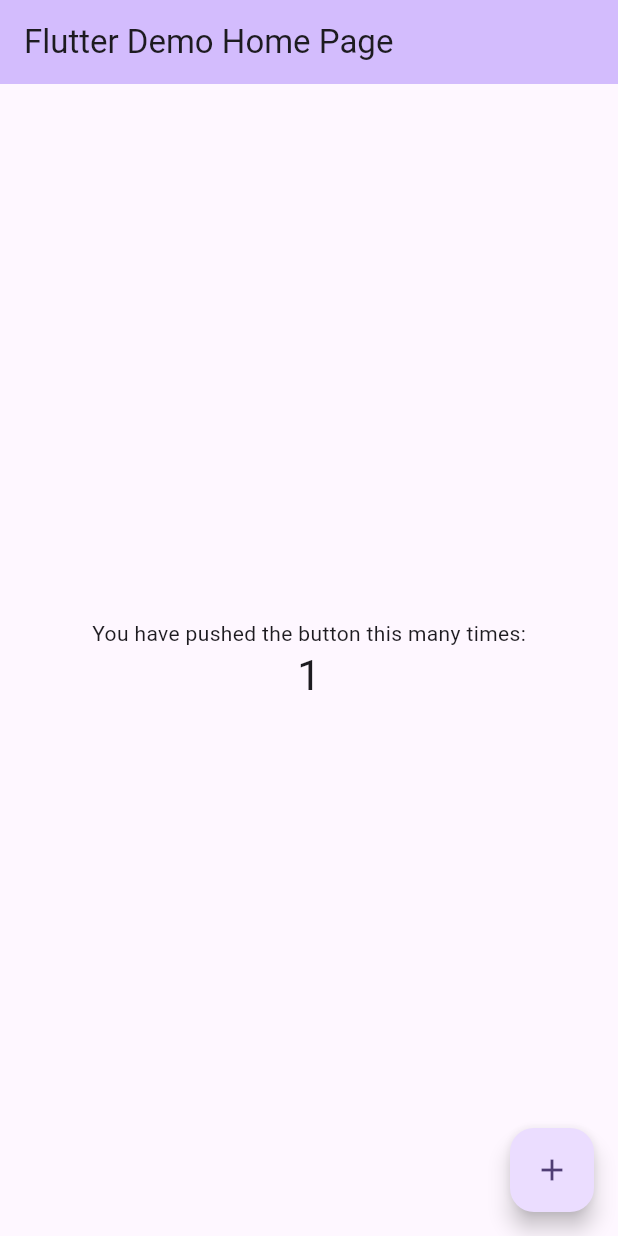
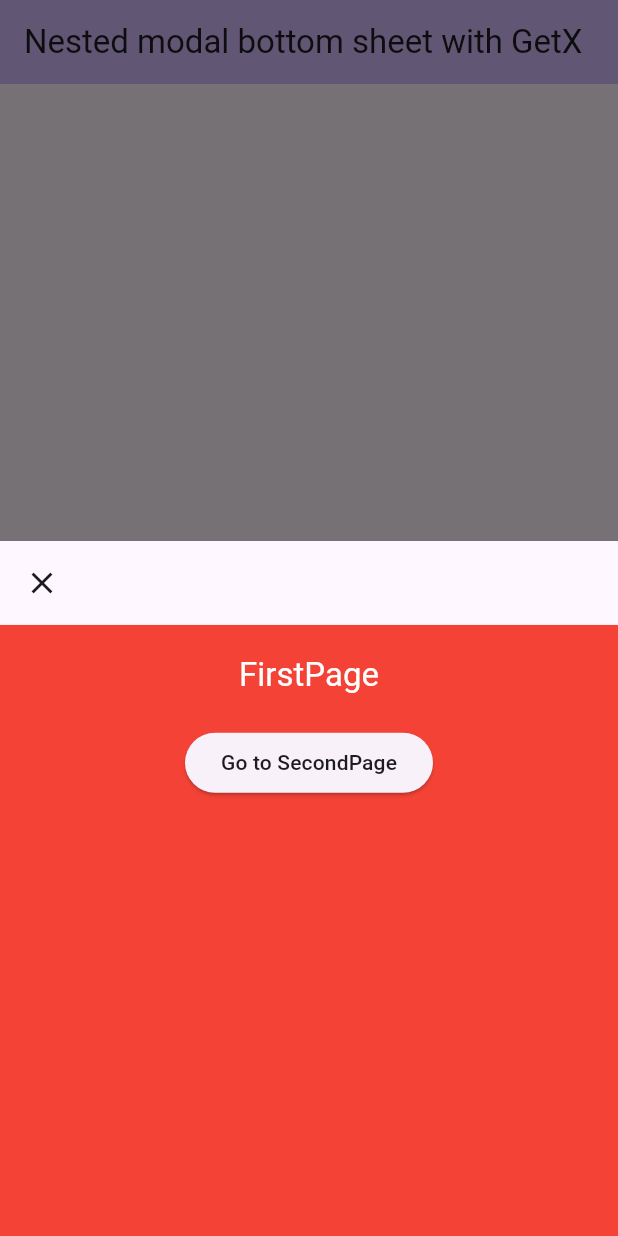
Before and after one commit to bestriser/nested_modal_bottom_sheet_with_getx, a Flutter app: the screen it shows after launch, after a tap on the "add" icon, on a phone screen of 412 x 824 dp. Run offline on Flutter 3.47's test engine with Material 2 defaults, Android fonts, the phone set to English and light mode, and no system bars; our stand-ins replace get.

Commit message:
feat: モーダルボトムシート内の画面遷移を追加

```diff
--- a/lib/main.dart
+++ b/lib/main.dart
@@ -1,4 +1,9 @@
 import 'package:flutter/material.dart';
+import 'package:get/route_manager.dart';
+
+import 'pages/home_page.dart';
+import 'pages/first_page.dart';
+import 'pages/second_page.dart';
 
 void main() {
   runApp(const MyApp());
@@ -10,116 +15,18 @@ class MyApp extends StatelessWidget {
   // This widget is the root of your application.
   @override
   Widget build(BuildContext context) {
-    return MaterialApp(
-      title: 'Flutter Demo',
+    return GetMaterialApp(
+      title: 'Nested modal bottom sheet with GetX',
       theme: ThemeData(
-        // This is the theme of your application.
-        //
-        // TRY THIS: Try running your application with "flutter run". You'll see
-        // the application has a blue toolbar. Then, without quitting the app,
-        // try changing the seedColor in the colorScheme below to Colors.green
-        // and then invoke "hot reload" (save your changes or press the "hot
-        // reload" button in a Flutter-supported IDE, or press "r" if you used
-        // the command line to start the app).
-        //
-        // Notice that the counter didn't reset back to zero; the application
-        // state is not lost during the reload. To reset the state, use hot
-        // restart instead.
-        //
-        // This works for code too, not just values: Most code changes can be
-        // tested with just a hot reload.
         colorScheme: ColorScheme.fromSeed(seedColor: Colors.deepPurple),
         useMaterial3: true,
       ),
-      home: const MyHomePage(title: 'Flutter Demo Home Page'),
+      getPages: [
+        GetPage(name: HomePage.path, page: () => const HomePage()),
+        GetPage(name: FirstPage.path, page: () => const FirstPage()),
+        GetPage(name: SecondPage.path, page: () => const SecondPage()),
+      ],
+      initialRoute: HomePage.path,
     );
   }
 }
-
-class MyHomePage extends StatefulWidget {
-  const MyHomePage({super.key, required this.title});
-
-  // This widget is the home page of your application. It is stateful, meaning
-  // that it has a State object (defined below) that contains fields that affect
-  // how it looks.
-
-  // This class is the configuration for the state. It holds the values (in this
-  // case the title) provided by the parent (in this case the App widget) and
-  // used by the build method of the State. Fields in a Widget subclass are
-  // always marked "final".
-
-  final String title;
-
-  @override
-  State<MyHomePage> createState() => _MyHomePageState();
-}
-
-class _MyHomePageState extends State<MyHomePage> {
-  int _counter = 0;
-
-  void _incrementCounter() {
-    setState(() {
-      // This call to setState tells the Flutter framework that something has
-      // changed in this State, which causes it to rerun the build method below
-      // so that the display can reflect the updated values. If we changed
-      // _counter without calling setState(), then the build method would not be
-      // called again, and so nothing would appear to happen.
-      _counter++;
-    });
-  }
-
-  @override
-  Widget build(BuildContext context) {
-    // This method is rerun every time setState is called, for instance as done
-    // by the _incrementCounter method above.
-    //
-    // The Flutter framework has been optimized to make rerunning build methods
-    // fast, so that you can just rebuild anything that needs updating rather
-    // than having to individually change instances of widgets.
-    return Scaffold(
-      appBar: AppBar(
-        // TRY THIS: Try changing the color here to a specific color (to
-        // Colors.amber, perhaps?) and trigger a hot reload to see the AppBar
-        // change color while the other colors stay the same.
-        backgroundColor: Theme.of(context).colorScheme.inversePrimary,
-        // Here we take the value from the MyHomePage object that was created by
-        // the App.build method, and use it to set our appbar title.
-        title: Text(widget.title),
-      ),
-      body: Center(
-        // Center is a layout widget. It takes a single child and positions it
-        // in the middle of the parent.
-        child: Column(
-          // Column is also a layout widget. It takes a list of children and
-          // arranges them vertically. By default, it sizes itself to fit its
-          // children horizontally, and tries to be as tall as its parent.
-          //
-          // Column has various properties to control how it sizes itself and
-          // how it positions its children. Here we use mainAxisAlignment to
-          // center the children vertically; the main axis here is the vertical
-          // axis because Columns are vertical (the cross axis would be
-          // horizontal).
-          //
-          // TRY THIS: Invoke "debug painting" (choose the "Toggle Debug Paint"
-          // action in the IDE, or press "p" in the console), to see the
-          // wireframe for each widget.
-          mainAxisAlignment: MainAxisAlignment.center,
-          children: <Widget>[
-            const Text(
-              'You have pushed the button this many times:',
-            ),
-            Text(
-              '$_counter',
-              style: Theme.of(context).textTheme.headlineMedium,
-            ),
-          ],
-        ),
-      ),
-      floatingActionButton: FloatingActionButton(
-        onPressed: _incrementCounter,
-        tooltip: 'Increment',
-        child: const Icon(Icons.add),
-      ), // This trailing comma makes auto-formatting nicer for build methods.
-    );
-  }
-}
--- /dev/null
+++ b/lib/pages/first_page.dart
@@ -0,0 +1,53 @@
+import 'package:flutter/material.dart';
+import 'package:get/route_manager.dart';
+import 'package:get/utils.dart';
+
+import '../utility/constants.dart';
+import 'second_page.dart';
+
+class FirstPage extends StatelessWidget {
+  const FirstPage({super.key});
+
+  static const String path = '/first';
+
+  @override
+  Widget build(BuildContext context) {
+    return Scaffold(
+      appBar: AppBar(
+        leading: IconButton(
+          onPressed: () => Get.back(),
+          icon: const Icon(Icons.close),
+        ),
+      ),
+      body: Container(
+        color: Colors.red,
+        width: double.infinity,
+        height: double.infinity,
+        child: Column(
+          children: [
+            const SizedBox(height: 20),
+            Text(
+              'FirstPage',
+              style: context.theme.textTheme.titleLarge?.copyWith(
+                color: Colors.white,
+              ),
+            ),
+            const SizedBox(height: 20),
+            ElevatedButton(
+              onPressed: () {
+                Get.toNamed(
+                  SecondPage.path,
+                  id: Constants.nestedModalBottomSheetKey,
+                );
+              },
+              child: Text(
+                'Go to SecondPage',
+                style: context.theme.textTheme.labelLarge,
+              ),
+            ),
+          ],
+        ),
+      ),
+    );
+  }
+}
--- /dev/null
+++ b/lib/pages/home_page.dart
@@ -0,0 +1,57 @@
+import 'package:flutter/material.dart';
+import 'package:get/route_manager.dart';
+
+import '../utility/constants.dart';
+import 'first_page.dart';
+import 'second_page.dart';
+
+class HomePage extends StatelessWidget {
+  const HomePage({super.key});
+
+  static const String path = '/';
+
+  @override
+  Widget build(BuildContext context) {
+    return Scaffold(
+      appBar: AppBar(
+        backgroundColor: Theme.of(context).colorScheme.inversePrimary,
+        title: const Text('Nested modal bottom sheet with GetX'),
+      ),
+      body: const Center(
+        child: Text(
+          '＋ボタンを押して\nモーダルボトムシートを立ち上げてください。',
+          textAlign: TextAlign.center,
+        ),
+      ),
+      floatingActionButton: FloatingActionButton(
+        onPressed: () {
+          Get.bottomSheet(
+            settings: const RouteSettings(name: FirstPage.path),
+            Navigator(
+              key: Get.nestedKey(Constants.nestedModalBottomSheetKey),
+              initialRoute: FirstPage.path,
+              onGenerateRoute: (settings) {
+                switch (settings.name) {
+                  case FirstPage.path:
+                    return GetPageRoute(
+                      routeName: FirstPage.path,
+                      page: () => const FirstPage(),
+                    );
+                  case SecondPage.path:
+                    return GetPageRoute(
+                      routeName: SecondPage.path,
+                      page: () => const SecondPage(),
+                    );
+                  default:
+                    return null;
+                }
+              },
+            ),
+          );
+        },
+        tooltip: 'モーダルボトムシートを立ち上げる',
+        child: const Icon(Icons.add),
+      ), // This trailing comma makes auto-formatting nicer for build methods.
+    );
+  }
+}
--- /dev/null
+++ b/lib/pages/second_page.dart
@@ -0,0 +1,39 @@
+import 'package:flutter/material.dart';
+import 'package:get/route_manager.dart';
+import 'package:get/utils.dart';
+
+import '../utility/constants.dart';
+
+class SecondPage extends StatelessWidget {
+  const SecondPage({super.key});
+
+  static const String path = '/second';
+
+  @override
+  Widget build(BuildContext context) {
+    return Scaffold(
+      appBar: AppBar(
+        leading: IconButton(
+          onPressed: () => Get.back(id: Constants.nestedModalBottomSheetKey),
+          icon: const Icon(Icons.arrow_back_ios),
+        ),
+      ),
+      body: Container(
+        color: Colors.green,
+        width: double.infinity,
+        height: double.infinity,
+        child: Column(
+          children: [
+            const SizedBox(height: 20),
+            Text(
+              'SecondPage',
+              style: context.theme.textTheme.titleLarge?.copyWith(
+                color: Colors.white,
+              ),
+            ),
+          ],
+        ),
+      ),
+    );
+  }
+}
--- /dev/null
+++ b/lib/utility/constants.dart
@@ -0,0 +1,3 @@
+class Constants {
+  static const int nestedModalBottomSheetKey = 1;
+}
```
